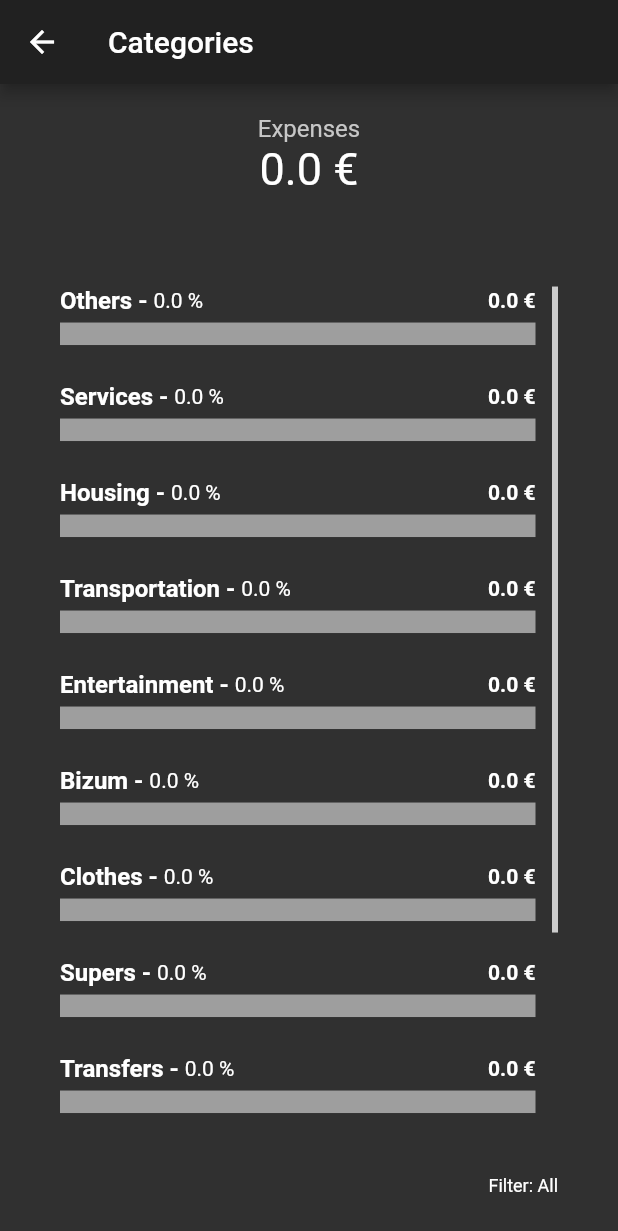
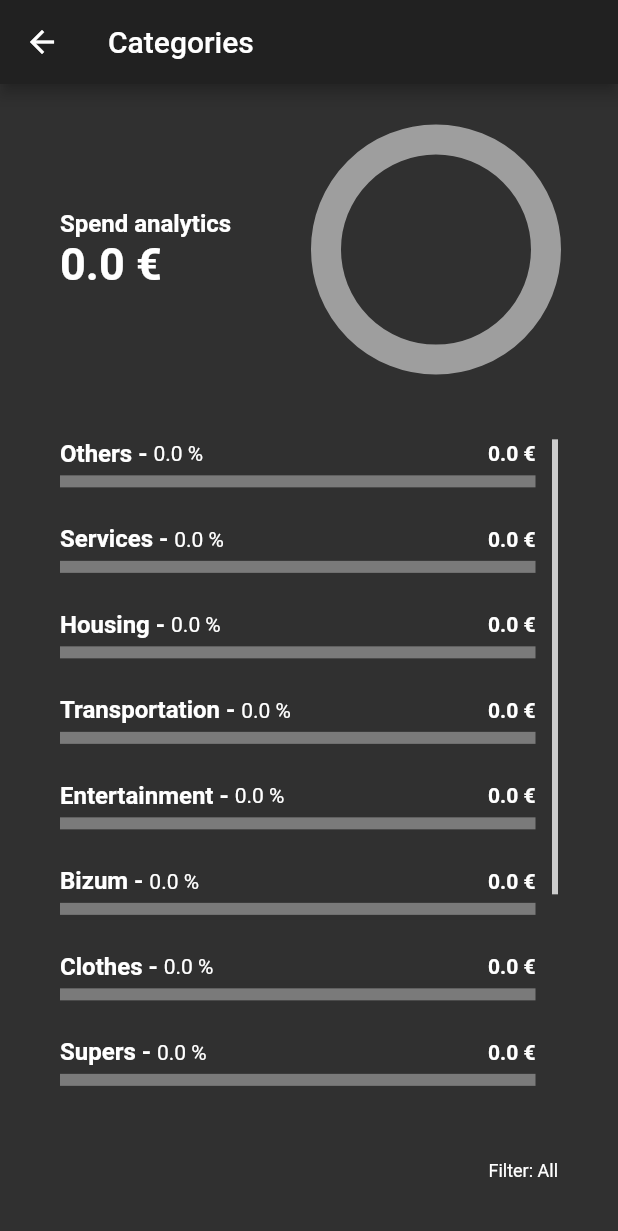
Before and after one commit to PolRecasensSarra/MyFinances, a Flutter app: the CategoriesPage screen opened directly with empty values, on a phone screen of 412 x 824 dp. Shown: the top 1231 px of the screen. Run offline on Flutter 3.47's test engine with Material 2 defaults, Android fonts, the phone set to English and light mode, and no system bars; drawn by our look-alikes of pie_chart.

Commit message:
categories with piechart

```diff
--- a/finance_app/lib/CategoriesPage.dart
+++ b/finance_app/lib/CategoriesPage.dart
@@ -1,4 +1,5 @@
 import 'package:flutter/material.dart';
+import 'package:pie_chart/pie_chart.dart';
 import 'Entry.dart';
 import 'Utils.dart';
 
@@ -21,24 +22,27 @@ class _CategoriesPageState extends State<CategoriesPage> {
   // Total amount of expenses(money). Will be a absolute value.
   double totalExpenses = 0.0;
   // Color for each category.
-  Map<Categories, Color> categoryColors = {
-    Categories.others: Colors.orange,
-    Categories.services: const Color.fromARGB(255, 229, 89, 187),
-    Categories.housing: const Color.fromARGB(255, 35, 91, 186),
-    Categories.transportation: Colors.yellow,
-    Categories.entertainment: const Color.fromARGB(255, 131, 69, 142),
-    Categories.bizum: const Color.fromARGB(255, 83, 201, 255),
-    Categories.clothes: const Color.fromARGB(255, 221, 176, 160),
-    Categories.supers: const Color.fromARGB(255, 230, 65, 53),
-    Categories.transfers: const Color.fromARGB(255, 22, 148, 135),
-    Categories.mobile: const Color.fromARGB(255, 192, 92, 56),
-    Categories.health: Colors.green,
-    Categories.wellness: const Color.fromARGB(255, 8, 111, 20)
-  };
+  List<Color> categoryColors = [
+    Colors.orange, // Others
+    const Color.fromARGB(255, 229, 89, 187), // Services
+    const Color.fromARGB(255, 35, 91, 186), // Housing
+    Colors.yellow, // Transportation
+    const Color.fromARGB(255, 131, 69, 142), // Entertainment
+    const Color.fromARGB(255, 83, 201, 255), // Bizum
+    const Color.fromARGB(255, 221, 176, 160), // Clothes
+    const Color.fromARGB(255, 230, 65, 53), // Supers
+    const Color.fromARGB(255, 22, 148, 135), // Transfers
+    const Color.fromARGB(255, 192, 92, 56), // Mobile
+    Colors.green, // Health
+    const Color.fromARGB(255, 8, 111, 20) // Wellness
+  ];
+  // Map with every category associated to its expense.
+  Map<String, double> categoryData = {};
 
   @override
   void initState() {
     setTotalExpenses();
+    initializeCategoryData();
     super.initState();
   }
 
@@ -58,20 +62,29 @@ class _CategoriesPageState extends State<CategoriesPage> {
             child: Column(
               children: [
                 Expanded(
-                  flex: 12,
+                  flex: 25,
+                  child: Row(
+                    children: [
+                      Expanded(
+                        flex: 49,
                         child: Column(
+                          mainAxisAlignment: MainAxisAlignment.center,
+                          crossAxisAlignment: CrossAxisAlignment.start,
                           children: [
                             const Text(
-                        "Expenses",
+                              "Spend analytics",
+                              textAlign: TextAlign.left,
                               style: TextStyle(
                                 fontSize: 16.0,
-                          color: Color.fromARGB(255, 199, 199, 199),
+                                fontWeight: FontWeight.bold,
                               ),
                             ),
                             Text(
                               "${totalExpenses.toPrecision(Utils.decimalPrecission)} €",
+                              textAlign: TextAlign.left,
                               style: const TextStyle(
                                 fontSize: 30.0,
+                                fontWeight: FontWeight.bold,
                               ),
                             ),
                           ],
@@ -82,65 +95,26 @@ class _CategoriesPageState extends State<CategoriesPage> {
                         child: SizedBox(),
                       ),
                       Expanded(
-                  flex: 70,
-                  child: Scrollbar(
-                    thumbVisibility: true,
-                    controller: scrollController,
-                    child: ListView.builder(
-                        padding: const EdgeInsets.only(
-                          right: 15.0,
-                        ),
-                        shrinkWrap: true,
-                        controller: scrollController,
-                        itemCount: Categories.values.length,
-                        itemBuilder: (context, index) {
-                          return Column(
-                            crossAxisAlignment: CrossAxisAlignment.start,
-                            children: [
-                              Row(
-                                mainAxisAlignment:
-                                    MainAxisAlignment.spaceBetween,
-                                children: [
-                                  Row(
-                                    children: [
-                                      Text(
-                                        "${Categories.values[index].name.capitalize()} - ",
-                                        style: const TextStyle(
-                                          fontSize: 16,
-                                          fontWeight: FontWeight.bold,
-                                        ),
-                                      ),
-                                      Text(
-                                        "${(getExpensePercentage(Categories.values[index]) * 100).toPrecision(Utils.decimalPrecission)} %",
+                        flex: 49,
+                        child: categoriesPieChart(),
                       ),
                     ],
                   ),
-                                  Text(
-                                    "${getExpenseByCategory(Categories.values[index]).toPrecision(Utils.decimalPrecission)} €",
-                                    style: const TextStyle(
-                                      fontWeight: FontWeight.bold,
                 ),
+                const Expanded(
+                  flex: 5,
+                  child: SizedBox(),
                 ),
-                                ],
-                              ),
-                              const SizedBox(
-                                height: 5.0,
-                              ),
-                              getPercentageBar(Categories.values[index]),
-                              const SizedBox(
-                                height: 25.0,
-                              ),
-                            ],
-                          );
-                        }),
-                  ),
+                Expanded(
+                  flex: 63,
+                  child: categoriesBasicView(),
                 ),
                 const Expanded(
                   flex: 2,
                   child: SizedBox(),
                 ),
                 Expanded(
-                  flex: 2,
+                  flex: 5,
                   child: Align(
                     alignment: Alignment.centerRight,
                     child: Text(
@@ -159,25 +133,100 @@ class _CategoriesPageState extends State<CategoriesPage> {
     );
   }
 
+  // Method that returns the basic view.
+  Scrollbar categoriesBasicView() {
+    return Scrollbar(
+      thumbVisibility: true,
+      controller: scrollController,
+      child: ListView.builder(
+          padding: const EdgeInsets.only(
+            right: 15.0,
+          ),
+          shrinkWrap: true,
+          controller: scrollController,
+          itemCount: categoryData.length,
+          itemBuilder: (context, index) {
+            return Column(
+              crossAxisAlignment: CrossAxisAlignment.start,
+              children: [
+                Row(
+                  mainAxisAlignment: MainAxisAlignment.spaceBetween,
+                  children: [
+                    Row(
+                      children: [
+                        Text(
+                          "${categoryData.keys.elementAt(index).capitalize()} - ",
+                          style: const TextStyle(
+                            fontSize: 16,
+                            fontWeight: FontWeight.bold,
+                          ),
+                        ),
+                        Text(
+                          "${(getExpensePercentage(categoryData.values.elementAt(index)) * 100).toPrecision(Utils.decimalPrecission)} %",
+                        ),
+                      ],
+                    ),
+                    Text(
+                      "${categoryData.values.elementAt(index).toPrecision(Utils.decimalPrecission)} €",
+                      style: const TextStyle(
+                        fontWeight: FontWeight.bold,
+                      ),
+                    ),
+                  ],
+                ),
+                const SizedBox(
+                  height: 5.0,
+                ),
+                getPercentageBar(index),
+                const SizedBox(
+                  height: 25.0,
+                ),
+              ],
+            );
+          }),
+    );
+  }
+
+  // Method that returns a PieChart of the different category expenses.
+  Widget categoriesPieChart() {
+    return PieChart(
+      dataMap: categoryData,
+      animationDuration: const Duration(milliseconds: 800),
+      chartType: ChartType.ring,
+      chartLegendSpacing: 16,
+      colorList: categoryColors,
+      legendOptions: const LegendOptions(
+        showLegends: false,
+      ),
+      chartValuesOptions: const ChartValuesOptions(
+        showChartValues: false,
+      ),
+    );
+  }
+
   // Method that returns a percentage bar widget of a category.
+  // @param categoryIndex int the index of the category in the data map.
   // @param category the category used.
-  Widget getPercentageBar(Categories category) {
-    int percA = (getExpensePercentage(category) * 100.0).toInt();
+  Widget getPercentageBar(int categoryIndex) {
+    int percA =
+        (getExpensePercentage(categoryData.values.elementAt(categoryIndex)) *
+                100.0)
+            .toInt();
     int percB = 100 - percA;
     return Row(
       children: [
         Expanded(
           flex: percA,
           child: Container(
-            height: 15,
-            color: categoryColors[category],
+            height: 8,
+            color: categoryColors[categoryIndex],
           ),
         ),
         Expanded(
           flex: percB,
           child: Container(
-            height: 15,
-            color: Colors.grey,
+            height: 8,
+            color: const Color.fromARGB(255, 122, 122, 122),
           ),
         ),
       ],
@@ -198,11 +247,10 @@ class _CategoriesPageState extends State<CategoriesPage> {
   }
 
   // Method that calculates the percentage of expense from a given category with the total expenses.
+  // @param expense double the value from which to calculate the percentage.
   // @result double the percentage of the expenses(from 0 to 1).
-  double getExpensePercentage(Categories category) {
-    return totalExpenses > 0.0
-        ? getExpenseByCategory(category) / totalExpenses
-        : 0.0;
+  double getExpensePercentage(double expense) {
+    return totalExpenses > 0.0 ? expense / totalExpenses : 0.0;
   }
 
   // Method that calculates the total expense given the entries.
@@ -213,4 +261,15 @@ class _CategoriesPageState extends State<CategoriesPage> {
       }
     }
   }
+
+  // Method that given all the categories, creates a map of every category and its expense.
+  void initializeCategoryData() {
+    for (var category in Categories.values) {
+      // If the map data doesn't have the category, add it.
+      if (!categoryData.containsKey(category.name)) {
+        categoryData[category.name.capitalize()] =
+            getExpenseByCategory(category).toPrecision(Utils.decimalPrecission);
       }
+    }
+  }
+}
--- a/finance_app/pubspec.yaml
+++ b/finance_app/pubspec.yaml
@@ -38,6 +38,7 @@ dependencies:
   cupertino_icons: ^1.0.2
   path_provider: ^2.0.11
   intl: ^0.17.0
+  pie_chart: ^5.3.2
 
 dev_dependencies:
   flutter_test:
```
Lines whose indentation alone changed are shown as unchanged.
